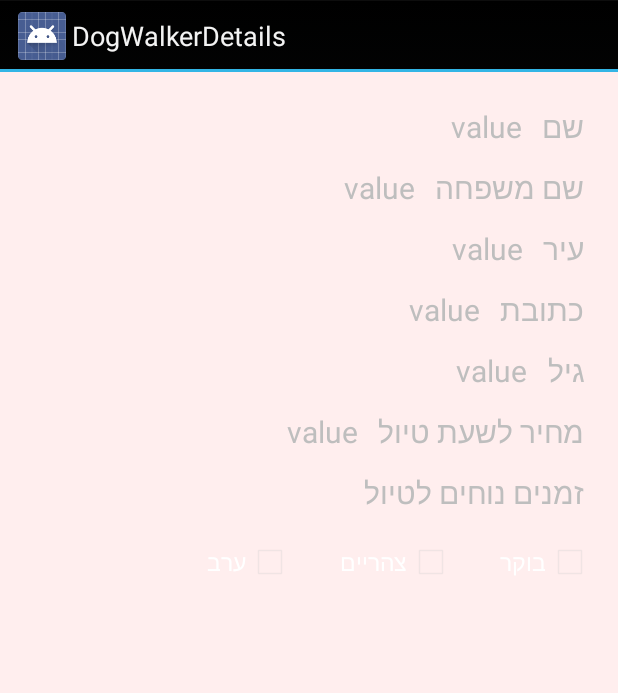
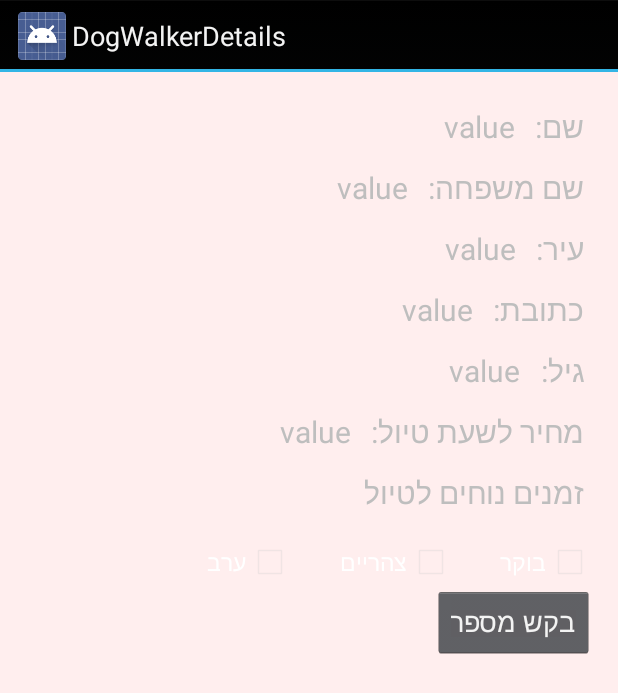
Before and after one commit to nofar9792/Nofar, an Android app: the DogWalkerDetails screen opened directly, with no data from a screen before it, on a phone screen of 412 x 824 dp. Shown: the top 693 px of the screen. Run offline under Robolectric (Android 15) with nearby library versions, the light colour scheme and no system bars; 1 statement that could not run was skipped.

Commit message:
add dogs list activity + connect nemus to activities + owner / walker differents

```diff
--- a/app/src/main/AndroidManifest.xml
+++ b/app/src/main/AndroidManifest.xml
@@ -67,6 +67,11 @@
         <activity
             android:name=".SearchActivity"
             android:label="@string/title_activity_search"
+            android:theme="@style/AppTheme.NoActionBar" >
+        </activity>
+        <activity
+            android:name=".DogsListActivity"
+            android:label="@string/title_activity_dogs_list"
             android:theme="@style/AppTheme.NoActionBar">
         </activity>
     </application>
--- a/app/src/main/res/layout/activity_dog_walker_details.xml
+++ b/app/src/main/res/layout/activity_dog_walker_details.xml
@@ -179,7 +179,7 @@
                 android:id="@+id/morningInDetails"
                 android:layout_width="wrap_content"
                 android:layout_height="wrap_content"
-                android:editable="false"
+                android:clickable="false"
                 android:text="@string/isComfortableOnMorning"
                 android:textSize="15dp" />
 
@@ -188,7 +188,7 @@
                 android:layout_width="wrap_content"
                 android:layout_height="wrap_content"
                 android:layout_marginRight="30dp"
-                android:editable="false"
+                android:clickable="false"
                 android:text="@string/isComfortableOnAfternoon"
                 android:textSize="15dp" />
 
@@ -197,11 +197,18 @@
                 android:layout_width="wrap_content"
                 android:layout_height="wrap_content"
                 android:layout_marginRight="30dp"
-                android:editable="false"
+                android:clickable="false"
                 android:text="@string/isComfortableOnEvening"
                 android:textSize="15dp" />
 
         </LinearLayout>
 
+        <Button
+            android:layout_width="wrap_content"
+            android:layout_height="wrap_content"
+            android:text="בקש מספר"
+            android:id="@+id/askNumber"/>
+
+
     </LinearLayout>
 </LinearLayout>
--- a/app/src/main/res/layout/activity_login.xml
+++ b/app/src/main/res/layout/activity_login.xml
@@ -51,6 +51,7 @@
                 android:id="@+id/userNameLogin"
                 android:layout_width="wrap_content"
                 android:layout_height="wrap_content"
+                android:text="carmel"
                 android:layout_margin="10px"
                 android:textSize="20dp" />
 
@@ -74,6 +75,7 @@
                 android:id="@+id/passwordLogin"
                 android:layout_width="wrap_content"
                 android:layout_height="wrap_content"
+                android:text="1212"
                 android:layout_margin="10px"
                 android:textSize="20dp" />
 
--- a/app/src/main/res/values/strings.xml
+++ b/app/src/main/res/values/strings.xml
@@ -4,34 +4,35 @@
     <string name="title_activity_sign_up">SignUp</string>
 
     <!-- signUp strings -->
-    <string name="firstName">שם</string>
-    <string name="lastName">שם משפחה</string>
-    <string name="userName">שם משתמש</string>
-    <string name="password">סיסמא</string>
-    <string name="phoneNumber">מספר טלפון</string>
-    <string name="city">עיר</string>
-    <string name="address">כתובת</string>
-    <string name="age">גיל</string>
+    <string name="firstName">שם:</string>
+    <string name="lastName">שם משפחה:</string>
+    <string name="userName">שם משתמש:</string>
+    <string name="password">סיסמא:</string>
+    <string name="phoneNumber">מספר טלפון:</string>
+    <string name="city">עיר:</string>
+    <string name="address">כתובת:</string>
+    <string name="age">גיל:</string>
     <string name="isWalker">מטייל</string>
     <string name="isOwner">בעל כלב</string>
     <string name="isComfortableOnMorning">בוקר</string>
     <string name="isComfortableOnAfternoon">צהריים</string>
     <string name="isComfortableOnEvening">ערב</string>
     <string name="comfortableTime">זמנים נוחים לטיול</string>
-    <string name="priceForHour">מחיר לשעת טיול</string>
+    <string name="priceForHour">מחיר לשעת טיול:</string>
     <string name="allDogs">כל הכלבים שברשותי</string>
     <string name="typeOfUser">סוג המשתמש</string>
-    <string name="dogName">שם הכלב</string>
-    <string name="dogSize">גודל הכלב</string>
+    <string name="dogName">שם הכלב:</string>
+    <string name="dogSize">גודל הכלב:</string>
     <string name="isBig">גדול</string>
     <string name="isMedium">בינוני</string>
     <string name="isSmall">קטן</string>
-    <string name="dogAge">גיל של הכלב</string>
-    <string name="dogPic">תמונה של הכלב</string>
+    <string name="dogAge">גיל של הכלב:</string>
+    <string name="dogPic">תמונה של הכלב:</string>
 
     <string name="title_activity_map">MapActivity</string>
     <string name="title_activity_maps">Map</string>
     <string name="title_activity_dog_walker_details">DogWalkerDetails</string>
     <string name="title_activity_login">LoginActivity</string>
     <string name="title_activity_search">SearchActivity</string>
+    <string name="title_activity_dogs_list">DogsListActivity</string>
 </resources>
```
Also changed, not shown: app/src/main/java/com/example/nofarcohenzedek/dogo/DogsListActivity.java (added, +63 -0 lines), app/src/main/java/com/example/nofarcohenzedek/dogo/LoginActivity.java (+25 -5 lines), app/src/main/java/com/example/nofarcohenzedek/dogo/MapsActivity.java (+6 -6 lines), app/src/main/java/com/example/nofarcohenzedek/dogo/SearchActivity.java (+12 -12 lines), app/src/main/res/layout/activity_dogs_list.xml (added, +24 -0 lines), app/src/main/res/menu/menu_prime_dog_walker.xml (added, +26 -0 lines), app/src/main/res/menu/menu_prime_dog_owner.xml (renamed from app/src/main/res/menu/menu_prime.xml).
